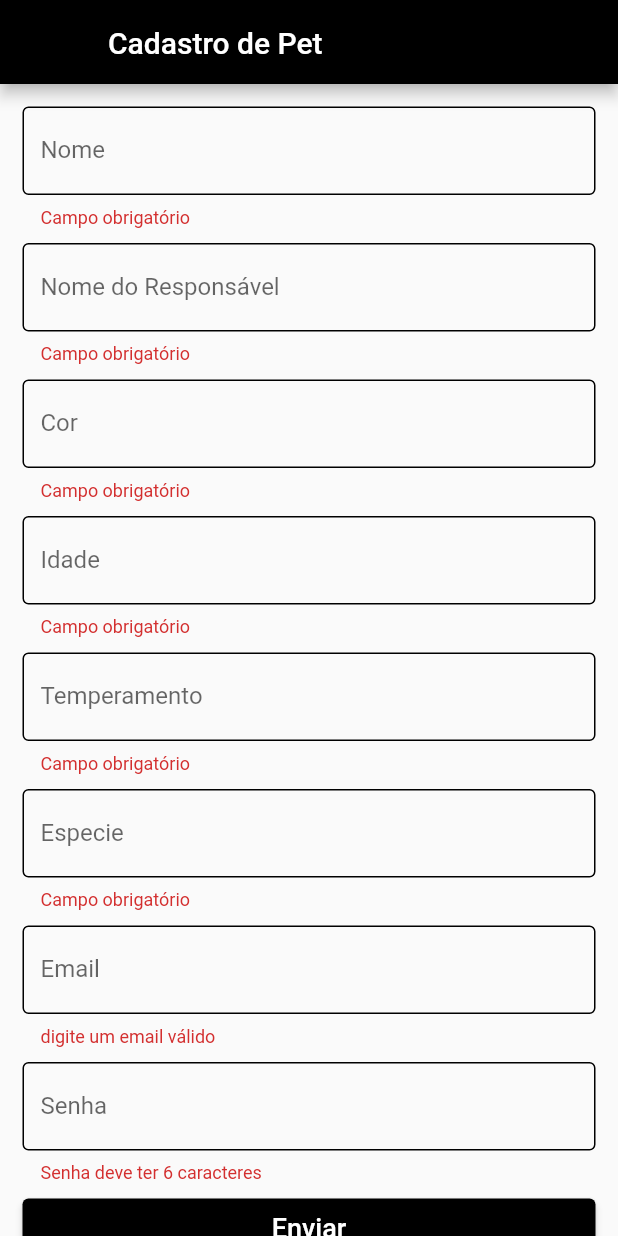
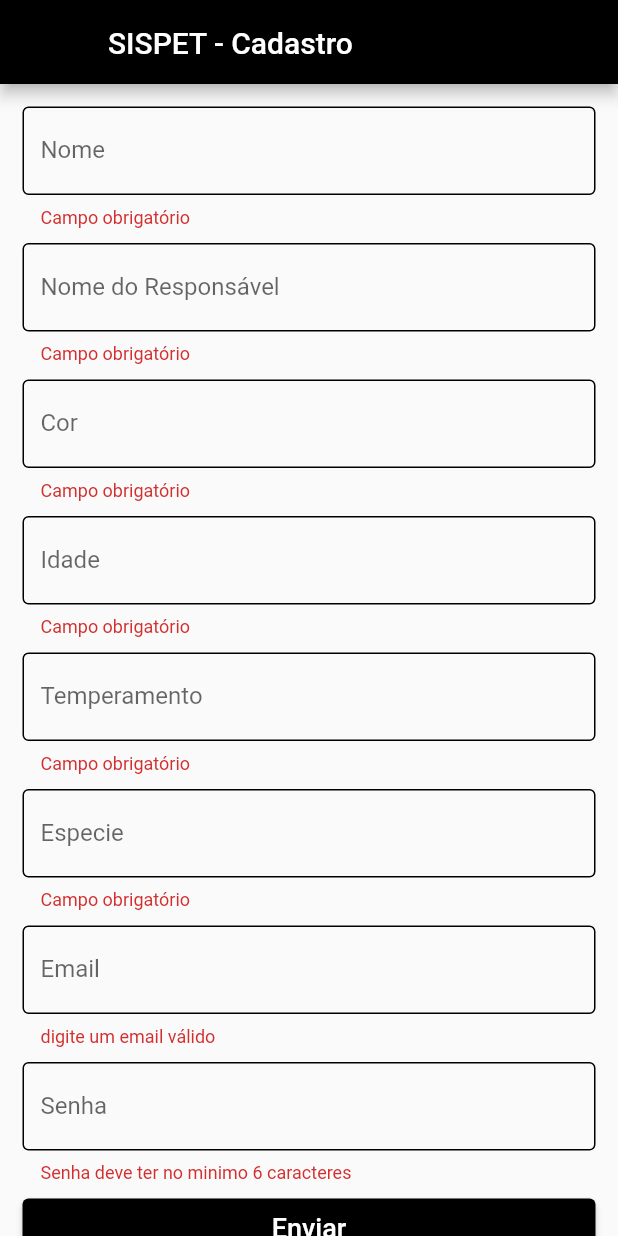
Before and after one commit to rafaelpedro/sispet_front_dart, a Flutter app: the screen it shows after launch, after a tap on "Enviar", on a phone screen of 412 x 824 dp. Run offline on Flutter 3.47's test engine with Material 2 defaults, Android fonts, the phone set to English and light mode, and no system bars; our stand-ins replace email_validator.

Commit message:
Correção mensagem da senha

```diff
--- a/lib/formulario.dart
+++ b/lib/formulario.dart
@@ -37,7 +37,7 @@ class _formularioState extends State<formulario> {
     return Scaffold(
       appBar: AppBar(
         flexibleSpace: FlexibleSpaceBar(
-          title: Text("Cadastro de Pet"),
+          title: Text("SISPET - Cadastro"),
           background: Container(
             color: Colors.black, // Defina a cor de fundo desejada aqui
           ),
@@ -133,7 +133,7 @@ class _formularioState extends State<formulario> {
                 controller: _senhaEC,
                 validator: (value) {
                   if (value!.length < 6) {
-                    return "Senha deve ter 6 caracteres";
+                    return "Senha deve ter no minimo 6 caracteres";
                   }
                   return null;
                 },
```
